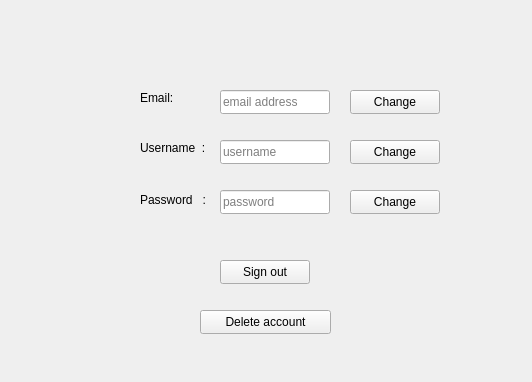
Qt form forms/profilewindow.ui (shwaygrr/cmz-banking) before a commit.
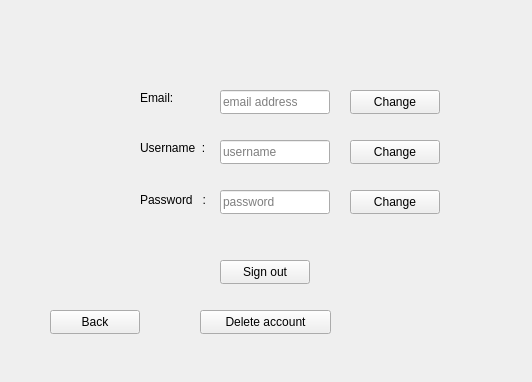
The same form after that commit.

```diff
--- a/forms/profilewindow.ui
+++ b/forms/profilewindow.ui
@@ -163,6 +163,19 @@
      <string>Change</string>
     </property>
    </widget>
+   <widget class="QPushButton" name="button_back">
+    <property name="geometry">
+     <rect>
+      <x>50</x>
+      <y>310</y>
+      <width>90</width>
+      <height>24</height>
+     </rect>
+    </property>
+    <property name="text">
+     <string>Back</string>
+    </property>
+   </widget>
   </widget>
  </widget>
  <resources/>
```
Left out of the diff: 2 changed lines with no effect on the pictures.
